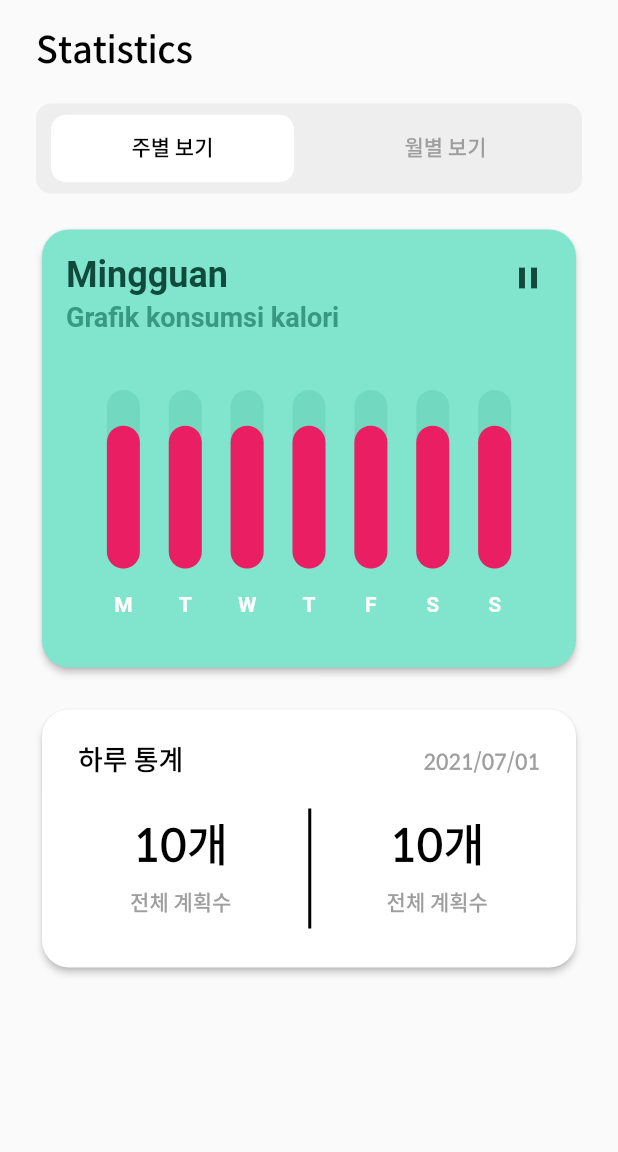
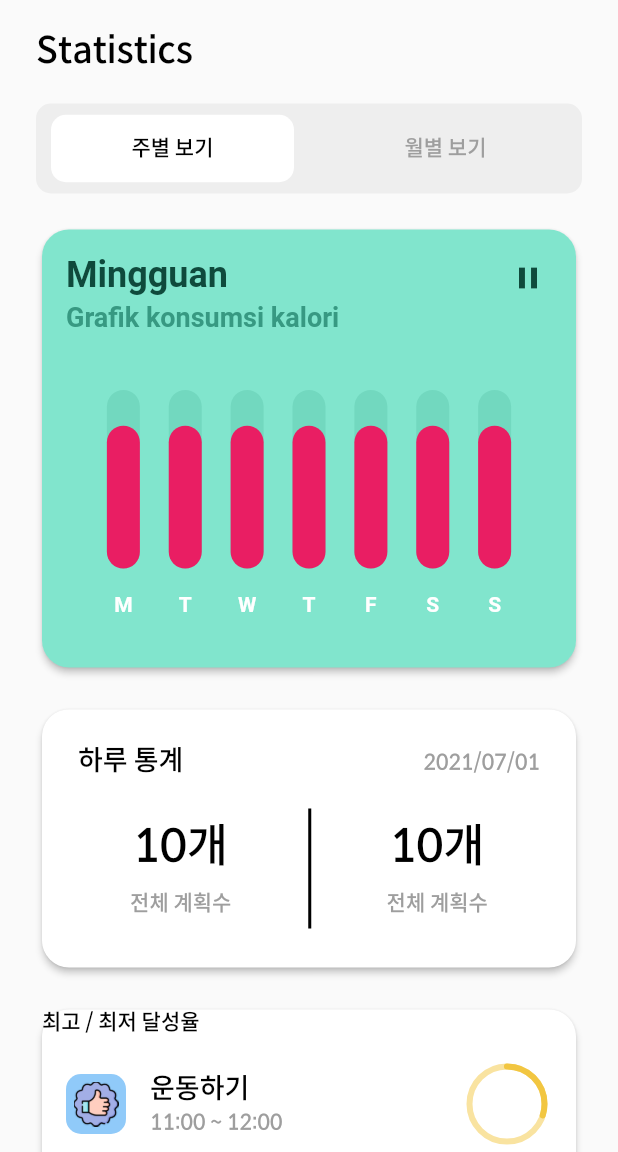
Before and after one commit to jgwng/time_tracker, a Flutter app: the DetailChartPage screen opened directly, after a tap on the "play arrow" icon, on a phone screen of 412 x 824 dp, the part 84-1236 px from its top. Run offline on Flutter 3.47's test engine with Material 2 defaults, Android fonts, the phone set to English and light mode, and no system bars; drawn by our look-alikes of fl_chart; our stand-ins replace lottie.

Commit message:
07/02 commit

```diff
--- a/lib/ui/views/statistics/detail_chart_page.dart
+++ b/lib/ui/views/statistics/detail_chart_page.dart
@@ -5,6 +5,7 @@ import 'package:flutter/gestures.dart';
 import 'package:fl_chart/fl_chart.dart';
 import 'package:flutter/material.dart';
 import 'package:timetracker/constants/app_themes.dart';
+import 'package:timetracker/ui/widgets/progress_circle.dart';
 class DetailChartPage extends StatefulWidget{
   final List<Color> availableColors = [
     Colors.purpleAccent,
@@ -184,8 +185,52 @@ class _DetailChartPageState extends State<DetailChartPage> {
                           ),
                         ],
                       ),
+                    ),
+
+
+                  ],
+                ),
+              ),
+            ),
+            SizedBox(height: 20,),
+            Container(
+              width: double.infinity,
+              height: 300,
+              padding: EdgeInsets.symmetric(horizontal: 24),
+              child: Card(
+                elevation: 2,
+                shape: RoundedRectangleBorder(borderRadius: BorderRadius.circular(18)),
+                child: Column(
+                  crossAxisAlignment: CrossAxisAlignment.start,
+                  children: [
+                    Text('최고 / 최저 달성율',style: AppThemes.textTheme.bodyText1,),
+                    SizedBox(height: 10,),
+                    ListTile(
+                      leading: Container(
+                        width: 40,
+                        height : 40,
+                        decoration: BoxDecoration(
+                            borderRadius: BorderRadius.circular(10),
+                            color: Colors.blue[200],
+                        ),
+                        alignment: Alignment.center,
+                        child: SizedBox(
+                          height : 30,width: 30,
+                          child: Image.asset('assets/images/badge/good.png',width: 20,height: 20,fit: BoxFit.contain,),
+                        ),
+                      ),
+                      title: Text('운동하기',style: AppThemes.textTheme.subtitle1,),
+                      subtitle: Text('11:00 ~ 12:00',style: AppThemes.textTheme.bodyText1!.copyWith(color: Colors.grey),),
+                      trailing: Container(
+                        width: 20,
+                        height: 20,
+                        margin: EdgeInsets.only(right: 20),
+                        child: CustomPaint(
+                          painter: LevelProgressCircle(),
+                          foregroundPainter: LevelProgressArc(0.3),
+                        ),
+                      ),
                     )
-
                   ],
                 ),
               ),
--- /dev/null
+++ b/lib/ui/widgets/progress_circle.dart
@@ -0,0 +1,55 @@
+import 'dart:math';
+import 'dart:ui';
+
+import 'package:flutter/material.dart';
+
+class LineCircle {
+  ///give the center ,radius of the circle,
+  ///and have radian from x clockwise direction.
+  ///you can get the point coordinate in the circle.
+  static Point radianPoint(Point center, double r, double radian) {
+    return Point(center.x + r * cos(radian), center.y + r * sin(radian));
+  }
+}
+
+class LevelProgressCircle extends CustomPainter {
+  @override
+  void paint(Canvas canvas, Size size) {
+    Offset center = Offset(size.width / 2, size.height / 2);
+    Paint paint = Paint()
+      ..color = Color.fromRGBO(242, 198, 65, 0.5)
+
+      ..style = PaintingStyle.stroke
+      ..strokeWidth = 4.0;
+    canvas.drawCircle(center, 25.0, paint);
+  }
+
+  @override
+  bool shouldRepaint(CustomPainter oldDelegate) {
+    return false;
+  }
+}
+
+class LevelProgressArc extends CustomPainter {
+  final double percent;
+
+  LevelProgressArc(this.percent);
+
+  @override
+  void paint(Canvas canvas, Size size) {
+    Offset center = Offset(size.width / 2, size.height / 2);
+    Paint paint = Paint()
+      ..color = Color.fromRGBO(242, 198, 65, 1.0)
+      ..style = PaintingStyle.stroke
+      ..strokeWidth = 4.0
+      ..strokeCap = StrokeCap.round;
+    canvas.drawArc(Rect.fromCircle(center: center, radius: 25.0), 4.71,
+        percent * 6.28, false, paint);
+
+  }
+
+  @override
+  bool shouldRepaint(CustomPainter oldDelegate) {
+    return false;
+  }
+}
--- a/pubspec.yaml
+++ b/pubspec.yaml
@@ -72,6 +72,8 @@ flutter:
     - assets/animations/clock_animation.json
     - assets/images/auth/stopwatch.png
     - assets/images/setting/user.png
+    - assets/images/badge/bad.png
+    - assets/images/badge/good.png
   # To add assets to your application, add an assets section, like this:
   # assets:
   #   - images/a_dot_burr.jpeg
```
Also changed, not shown: assets/images/badge/1.5x/bad.png (added), assets/images/badge/1.5x/good.png (added), assets/images/badge/2.0x/bad.png (added), assets/images/badge/2.0x/good.png (added), assets/images/badge/3.0x/bad.png (added), assets/images/badge/3.0x/good.png (added), assets/images/badge/4.0x/bad.png (added), assets/images/badge/4.0x/good.png (added), assets/images/badge/bad.png (added), assets/images/badge/good.png (added).
